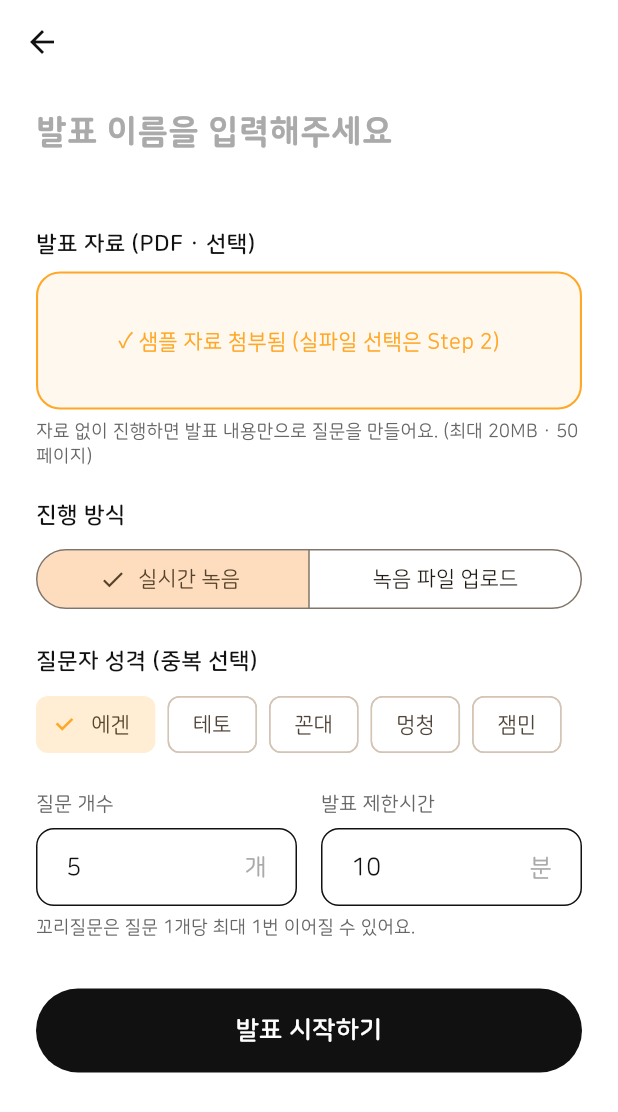
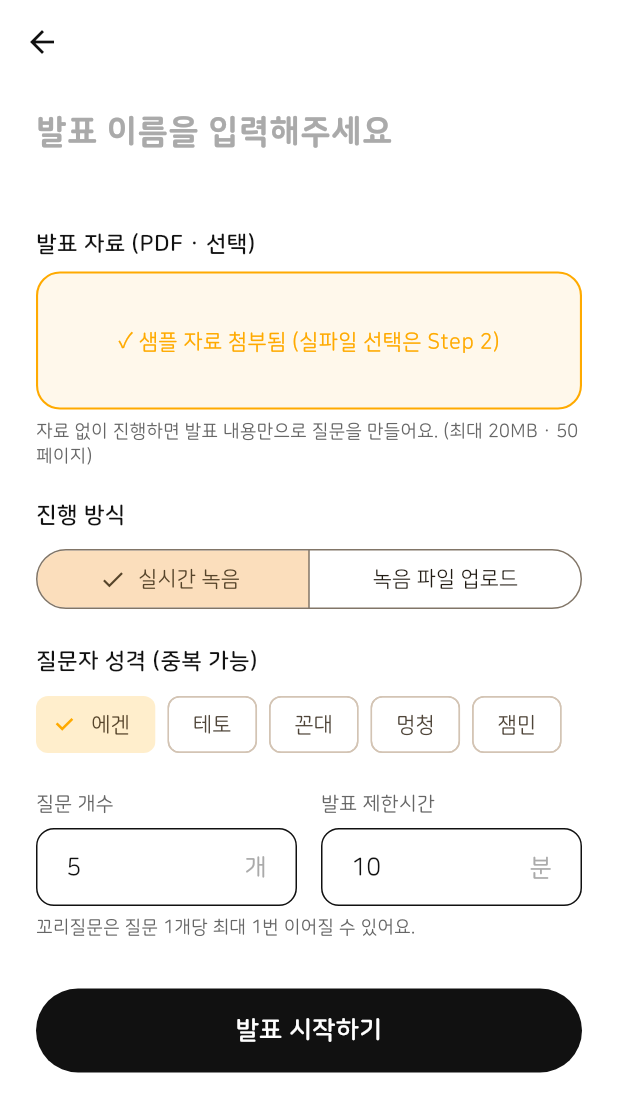
Before and after one commit to madcamp-official/26s-w2-c1-02, a Flutter app: the CreateSessionPage screen opened directly with empty values, after a tap on "+ 샘플 자료 첨부 (탭해서 토글)", on a phone screen of 412 x 824 dp. Shown: the top 1112 px of the screen. Run offline on Flutter 3.47's test engine with Material 3 defaults, Android fonts, the phone set to English and light mode, and no system bars; our stand-ins replace go_router; accounts and stored records are empty.

Commit message:
fix : UI 수정 - 이벤트 메시지 수정

```diff
--- a/frontend/lib/core/theme/app_colors.dart
+++ b/frontend/lib/core/theme/app_colors.dart
@@ -10,8 +10,8 @@ class AppColors {
   static const Color hint = Color(0xFFAAAAAA);
 
   /// 카드/입력 박스의 옅은 회색.
-  static const Color surface = Color(0xFFE3E3E3);
-  static const Color surfaceAlt = Color(0xFFEDEDED);
+  static const Color surface = Color(0xFFF2F4F6);
+  static const Color surfaceAlt = Color(0xFFF7F8FA);
   static const Color border = Color(0xFF111111);
 
   /// 주요 CTA(검정 버튼): "발표 시작하기", "프레젠테이션 팀 만들기".
@@ -19,7 +19,7 @@ class AppColors {
   static const Color onPrimary = Color(0xFFFFFFFF);
 
   /// 발표/질의응답 강조색(앰버): "발표 마치기", "질의응답으로 넘어가기".
-  static const Color accent = Color(0xFFFFA726);
+  static const Color accent = Color(0xFFFFAA00);
 
   /// 위험/시간초과: "팀 나가기", 발표시간 초과 타이머.
   static const Color danger = Color(0xFFF52222);
--- a/frontend/lib/data/models/enums.dart
+++ b/frontend/lib/data/models/enums.dart
@@ -14,8 +14,8 @@ enum QuestionerPersona {
   final String wire;
   final String label;
 
-  /// 질의응답 화면의 캐릭터 이름 (예: "꼰대 교수").
-  String get professorLabel => '$label 교수';
+  /// 질의응답 화면의 캐릭터 이름 (예: "꼰대교수").
+  String get professorLabel => '$label교수';
 
   static QuestionerPersona fromWire(String w) =>
       values.firstWhere((e) => e.wire == w, orElse: () => egen);
--- a/frontend/lib/features/session/create_session_page.dart
+++ b/frontend/lib/features/session/create_session_page.dart
@@ -178,7 +178,7 @@ class _CreateSessionPageState extends State<CreateSessionPage> {
               const SizedBox(height: 20),
 
               // 질문자 성격 (중복 선택)
-              const Text('질문자 성격 (중복 선택)',
+              const Text('질문자 성격 (중복 가능)',
                   style: TextStyle(fontSize: 15, fontWeight: FontWeight.w700)),
               const SizedBox(height: 8),
               Wrap(
--- a/frontend/lib/features/session/qna_complete_page.dart
+++ b/frontend/lib/features/session/qna_complete_page.dart
@@ -32,9 +32,11 @@ class QnaCompletePage extends StatelessWidget {
               return Column(
                 children: [
                   const Spacer(),
-                  const Text('질의응답이 끝났어요 👏',
+                  const Text('질의응답이 끝났어요!\n수고하셨어요 🎉',
                       style:
-                          TextStyle(fontSize: 22, fontWeight: FontWeight.w800)),
+                          TextStyle(fontSize: 22, fontWeight: FontWeight.w800),
+                      textAlign: TextAlign.center,
+                      ),
                   const SizedBox(height: 32),
                   if (!ready) ...[
                     const CircularProgressIndicator(color: AppColors.accent),
--- a/frontend/lib/features/team/team_detail_page.dart
+++ b/frontend/lib/features/team/team_detail_page.dart
@@ -104,7 +104,7 @@ class _TeamDetailPageState extends State<TeamDetailPage> {
     await Clipboard.setData(ClipboardData(text: link.url));
     if (mounted) {
       ScaffoldMessenger.of(context)
-          .showSnackBar(SnackBar(content: Text('초대 링크 복사됨: ${link.url}')));
+          .showSnackBar(SnackBar(content: Text('초대 링크가 클립보드에 복사됐어요')));
     }
   }
 
```
